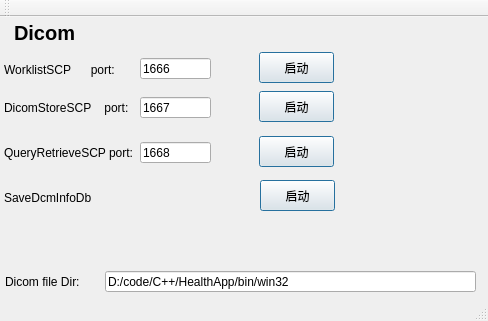
zyq1569/HealthApp, file Tools/HServerManageUI/mainwindow.ui: the form before one commit.
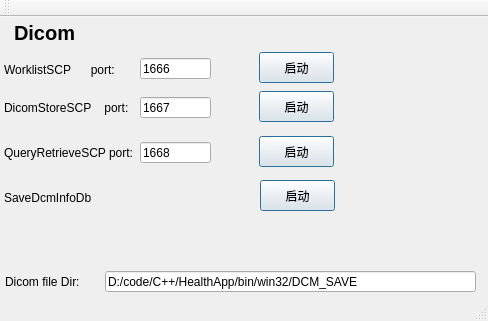
The form after the commit.

What changed in the file:
```diff
--- a/Tools/HServerManageUI/mainwindow.ui
+++ b/Tools/HServerManageUI/mainwindow.ui
@@ -249,7 +249,7 @@
      <enum>Qt::LeftToRight</enum>
     </property>
     <property name="text">
-     <string>D:/code/C++/HealthApp/bin/win32</string>
+     <string>D:/code/C++/HealthApp/bin/win32/DCM_SAVE</string>
     </property>
    </widget>
   </widget>
```
